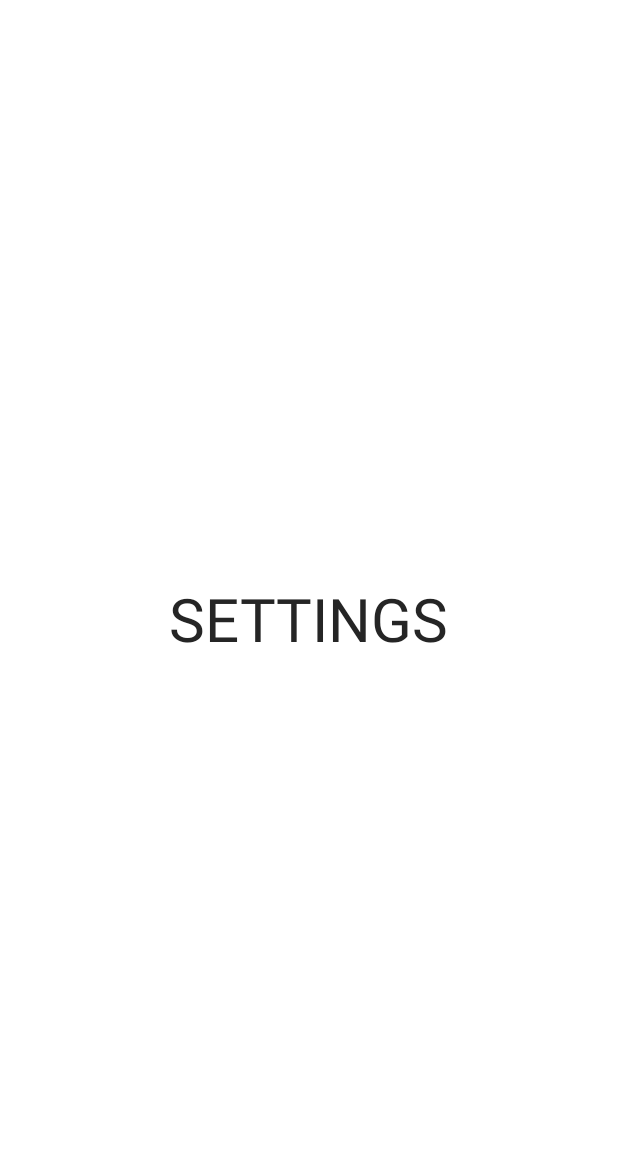
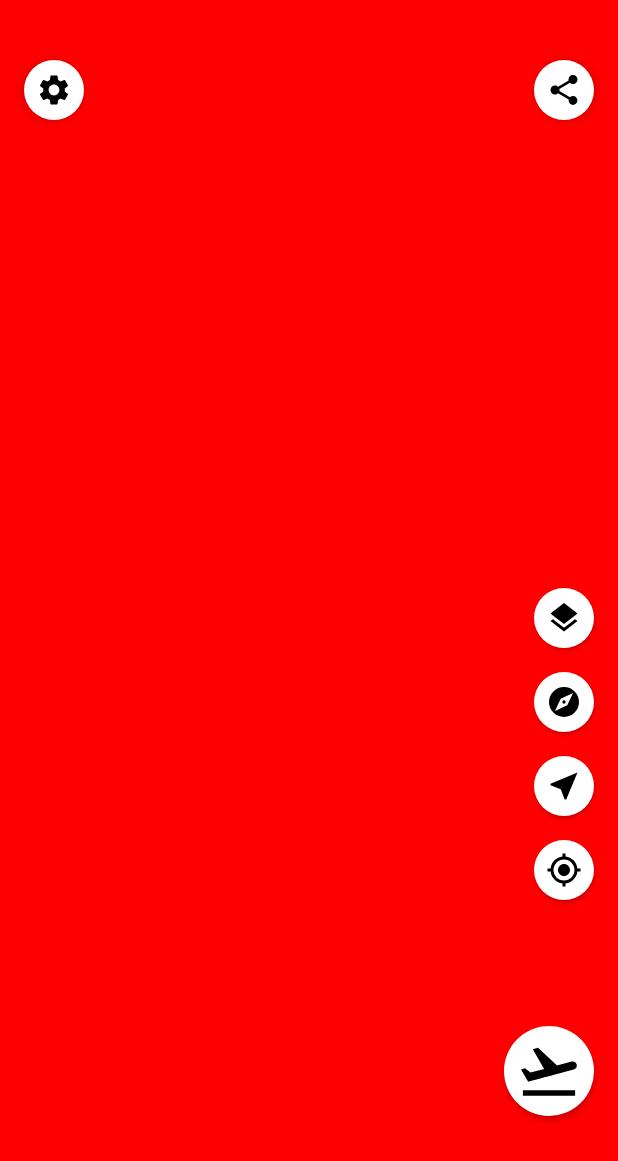
Before and after one commit to andrei-prokofjev/para-flight, an Android app: the SettingsFragment screen opened through its navigation route, on a phone screen of 412 x 824 dp. Shown: the top 1161 px of the screen. Run offline under Robolectric (Android 15) with nearby library versions, the phone set to English and light mode, and no system bars; our stand-ins replace Dagger/Hilt's generated code, Timber; libraries missing offline, so code that uses them is left out: androidx.navigation.fragment, com.mapbox.android, com.mapbox.geojson, com.mapbox.mapboxsdk, com.mapbox.turf and 2 more; 9 statements that could not run were skipped.

Commit message:
navigation

```diff
--- a/app/src/main/java/com/apro/paraflight/ui/screen/SettingsFragment.kt
+++ b/app/src/main/java/com/apro/paraflight/ui/screen/SettingsFragment.kt
@@ -1,11 +1,35 @@
 package com.apro.paraflight.ui.screen
 
+import android.graphics.Color
+import android.os.Bundle
+import android.view.View
+import android.widget.FrameLayout
+import androidx.fragment.app.viewModels
 import com.apro.core.ui.BaseFragment
 import com.apro.paraflight.R
-import com.apro.paraflight.databinding.FragmentSettingsBinding
+import com.apro.paraflight.databinding.FragmentMainBinding
 import com.apro.paraflight.ui.base.viewBinding
+import com.apro.paraflight.viewmodel.main.MainScreenComponent
+import com.apro.paraflight.viewmodel.main.MapboxViewModel
 
-class SettingsFragment : BaseFragment(R.layout.fragment_settings) {
+class SettingsFragment : BaseFragment(R.layout.fragment_main) {
+  private val component by lazy { MainScreenComponent.create() }
+  private val binding by viewBinding { FragmentMainBinding.bind(it) }
+  private val viewModel by viewModels<MapboxViewModel> { component.viewModelFactory() }
 
-  private val binding by viewBinding { FragmentSettingsBinding.bind(it) }
+  override fun onViewCreated(view: View, savedInstanceState: Bundle?) {
+    super.onViewCreated(view, savedInstanceState)
+
+    val layout = FrameLayout(requireContext()).apply {
+
+      setBackgroundColor(Color.RED)
+
+    }
+
+    binding.mapboxLayout.addView(layout)
+
+  }
+
+
+  ond
 }
--- a/app/src/main/res/navigation/navigation.xml
+++ b/app/src/main/res/navigation/navigation.xml
@@ -17,11 +17,17 @@
         app:enterAnim="@anim/slide_in_left"
         app:exitAnim="@anim/slide_out_right"
         app:popEnterAnim="@anim/slide_in_right"
-        app:popExitAnim="@anim/slide_out_left" />
+        app:popExitAnim="@anim/slide_out_left"
+
+        />
 
     <action
         android:id="@+id/action_main_to_preflight"
-        app:destination="@id/preflightFragment" />
+        app:destination="@id/preflightFragment"
+        app:enterAnim="@anim/slide_in_right"
+        app:exitAnim="@anim/slide_out_left"
+        app:popEnterAnim="@anim/slide_in_left"
+        app:popExitAnim="@anim/slide_out_right" />
 
   </fragment>
 
```
